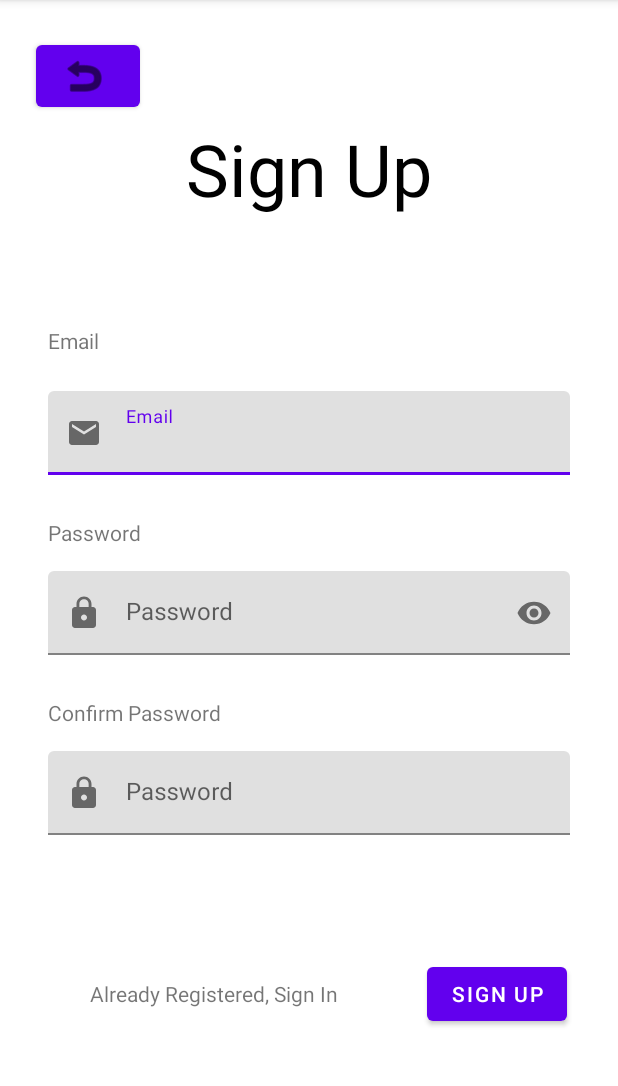
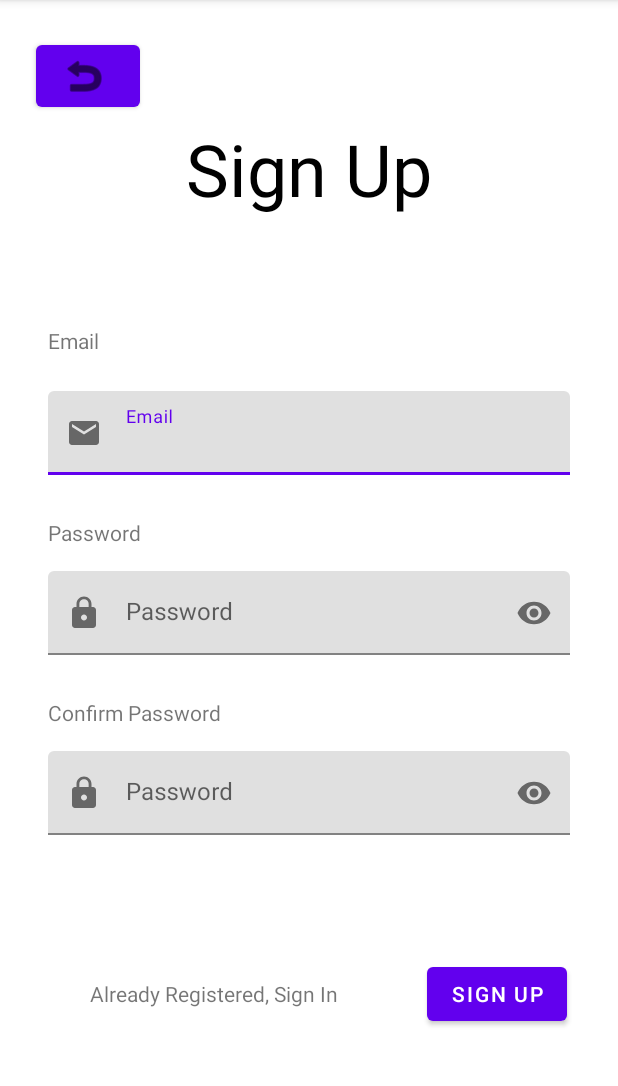
Before and after one commit to 44Lucia/Android, an Android app: the screen it shows after launch (SignInActivity), after a tap on "SIGN IN", on a phone screen of 412 x 824 dp, the part 84-1170 px from its top. Run offline under Robolectric (Android 15) with nearby library versions, the phone set to English and light mode, and no system bars; our stand-ins replace Firebase (no records; nobody signed in at launch, a user with empty details on screens opened directly).

Commit message:
Clase dia 19

```diff
--- a/app/build.gradle
+++ b/app/build.gradle
@@ -5,7 +5,7 @@ plugins {
 }
 
 android {
-    compileSdk 32
+    compileSdk 33
 
     defaultConfig {
         applicationId "com.example.rolemanager"
@@ -54,6 +54,8 @@ dependencies {
     implementation 'com.google.firebase:firebase-analytics-ktx'
     implementation 'com.google.firebase:firebase-auth-ktx'
     implementation 'com.google.firebase:firebase-firestore-ktx'
+    implementation 'com.google.firebase:firebase-auth:11.0.4'
+
 
     // Ads
     implementation 'com.google.android.gms:play-services-ads:21.3.0'
--- a/app/src/main/java/com/example/rolemanager/MainActivity.kt
+++ b/app/src/main/java/com/example/rolemanager/MainActivity.kt
@@ -21,10 +21,10 @@ class MainActivity : AppCompatActivity() {
         setContentView(binding.root)
 
         binding.signin.setOnClickListener {
-            startActivity(Intent(this, /*BottomBarActivity*/SignInActivity::class.java))
+            startActivity(Intent(this, SignInActivity::class.java))
         }
         binding.login.setOnClickListener {
-            startActivity(Intent(this, /*PepoLista*/LoginActivity::class.java))
+            startActivity(Intent(this, LoginActivity::class.java))
         }
     }
 }
--- a/app/src/main/java/com/example/rolemanager/messenger/chat/ChatActivity.kt
+++ b/app/src/main/java/com/example/rolemanager/messenger/chat/ChatActivity.kt
@@ -2,7 +2,7 @@ package com.example.rolemanager.messenger.chat
 
 import android.os.Bundle
 import androidx.appcompat.app.AppCompatActivity
-import com.example.firstapp.messenger.chat.ChatRecyclerViewAdapter
+import com.example.rolemanager.messenger.chat.ChatRecyclerViewAdapter
 import com.example.rolemanager.databinding.ActivityChatBinding
 
 class ChatActivity : AppCompatActivity() {
--- a/app/src/main/java/com/example/rolemanager/messenger/contacts/ContactsActivity.kt
+++ b/app/src/main/java/com/example/rolemanager/messenger/contacts/ContactsActivity.kt
@@ -11,7 +11,7 @@ import com.example.rolemanager.messenger.contacts.model.Contact
 import com.google.android.gms.ads.*
 import com.google.firebase.auth.FirebaseAuth
 import androidx.activity.viewModels
-import com.example.firstapp.messenger.contacts.ContactsRecyclerViewAdapter
+import com.example.rolemanager.messenger.contacts.ContactsRecyclerViewAdapter
 import com.example.rolemanager.LoginActivity
 
 
@@ -52,8 +52,6 @@ class ContactsActivity : AppCompatActivity() {
         binding.adView.loadAd(request)
 
         adapter.loadAd()
-//        binding.adView.adListener = object : AdListener() {
-//        }
     }
 
     override fun onPause() {
--- a/app/src/main/res/layout/activity_sign_in.xml
+++ b/app/src/main/res/layout/activity_sign_in.xml
@@ -43,8 +43,8 @@
         android:layout_height="wrap_content"
         android:layout_marginBottom="16dp"
         android:text="Confirm Password"
-        app:layout_constraintBottom_toTopOf="@+id/emailInputWrapper"
-        app:layout_constraintStart_toStartOf="@+id/emailInputWrapper" />
+        app:layout_constraintBottom_toTopOf="@+id/passwordConfirmInputWrapper"
+        app:layout_constraintStart_toStartOf="@+id/passwordConfirmInputWrapper" />
 
     <ImageView
         android:id="@+id/imageView"
@@ -116,13 +116,14 @@
     </com.google.android.material.textfield.TextInputLayout>
 
     <com.google.android.material.textfield.TextInputLayout
-        android:id="@+id/emailInputWrapper"
+        android:id="@+id/passwordConfirmInputWrapper"
         android:layout_width="match_parent"
         android:layout_height="wrap_content"
         android:layout_marginStart="32dp"
         android:layout_marginTop="64dp"
         android:layout_marginEnd="32dp"
         android:hint="@string/signIn_password_hint"
+        app:endIconMode="password_toggle"
         app:layout_constraintEnd_toEndOf="parent"
         app:layout_constraintStart_toStartOf="parent"
         app:layout_constraintTop_toBottomOf="@+id/passwordInputWrapper"
@@ -146,7 +147,7 @@
         app:layout_constraintBottom_toBottomOf="parent"
         app:layout_constraintEnd_toEndOf="parent"
         app:layout_constraintStart_toStartOf="parent"
-        app:layout_constraintTop_toBottomOf="@+id/emailInputWrapper" />
+        app:layout_constraintTop_toBottomOf="@+id/passwordConfirmInputWrapper" />
 
     <TextView
         android:id="@+id/textView9"
@@ -156,6 +157,6 @@
         app:layout_constraintBottom_toBottomOf="parent"
         app:layout_constraintEnd_toStartOf="@+id/button"
         app:layout_constraintStart_toStartOf="parent"
-        app:layout_constraintTop_toBottomOf="@+id/emailInputWrapper" />
+        app:layout_constraintTop_toBottomOf="@+id/passwordConfirmInputWrapper" />
 
 </androidx.constraintlayout.widget.ConstraintLayout>
```
Also changed, not shown: app/src/main/AndroidManifest.xml (+7 -0 lines), app/src/main/java/com/example/rolemanager/LoginActivity.kt (+4 -3 lines), app/src/main/java/com/example/rolemanager/fragments/BottomBarActivity.kt (+12 -1 lines), app/src/main/java/com/example/rolemanager/model/User.kt (added, +7 -0 lines), app/src/main/java/com/example/rolemanager/util/FirestoreUtil.kt (added, +40 -0 lines), app/src/main/java/com/example/rolemanager/util/StorageUtil.kt (added, +22 -0 lines), app/src/main/res/layout/activity_sign_in_2.xml (+4 -4 lines), app/src/main/res/layout/fragment_profile.xml (+6 -6 lines), app/src/main/res/menu/menu_contacts.xml (added, +8 -0 lines), 1 other file.
